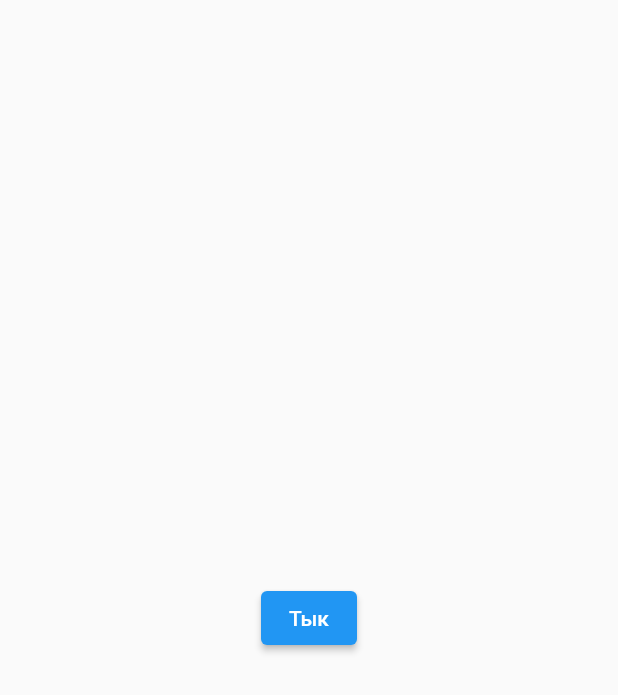
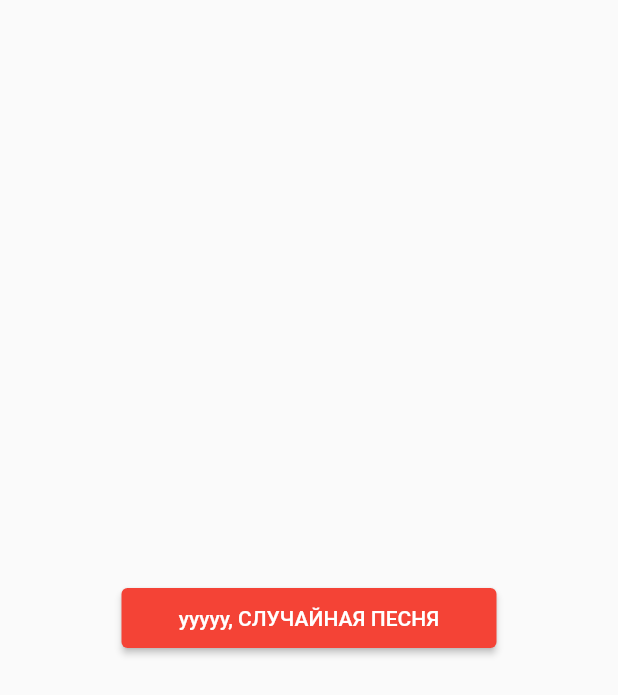
Before and after one commit to SASHKEVICH/random-song-flutter, a Flutter app: the RequestRandomSongScreen screen opened directly, on a phone screen of 412 x 824 dp. Shown: the top 695 px of the screen. Run offline on Flutter 3.47's test engine with Material 2 defaults, Android fonts, the light colour scheme and no system bars; our stand-ins replace flutter_bloc, flutter_dotenv, shared_preferences; missing offline and left inert: genius_lyrics; accounts and stored records are empty.

Commit message:
feat(): making request random song screen beautyful :3

```diff
--- a/lib/scenes/request_random_song/request_random_song_screen.dart
+++ b/lib/scenes/request_random_song/request_random_song_screen.dart
@@ -18,9 +18,17 @@ class _RequestRandomSongScreenState extends State<RequestRandomSongScreen> {
           onPressed: () {
             BlocProvider.of<RequestRandomSongScreenCubit>(context).loadRandomSong();
           },
-          child: const Text("Тык")
+          style: ElevatedButton.styleFrom(
+            backgroundColor: Colors.red,
+            fixedSize: const Size(250, 40)
+          ),
+          child: const Text(_Constants.randomSongButtonTitle)
         ),
       ),
     );
   }
 }
+
+class _Constants {
+  static const String randomSongButtonTitle = "ууууу, СЛУЧАЙНАЯ ПЕСНЯ";
+}
```
